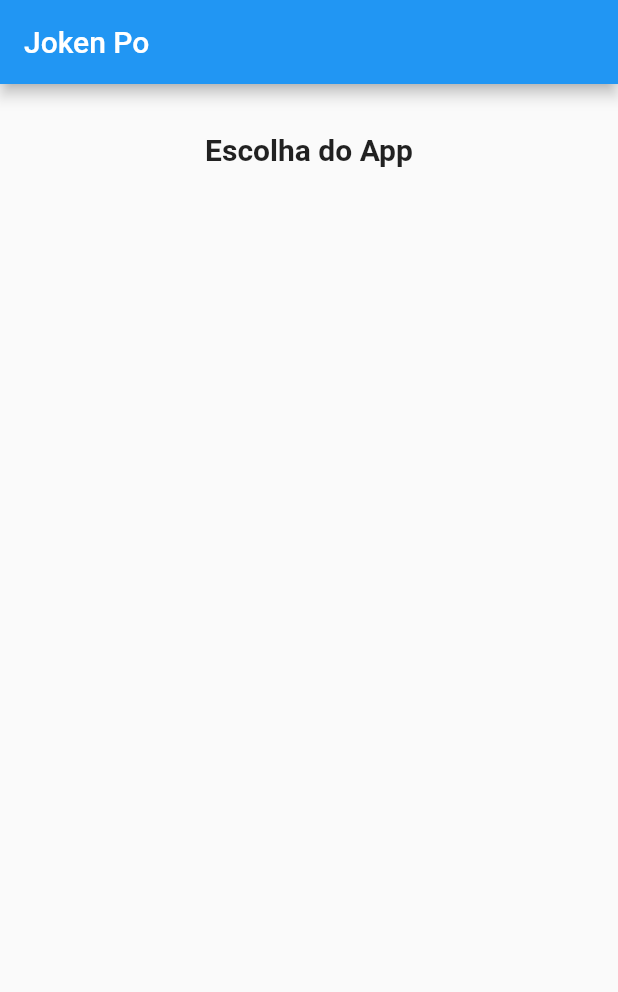
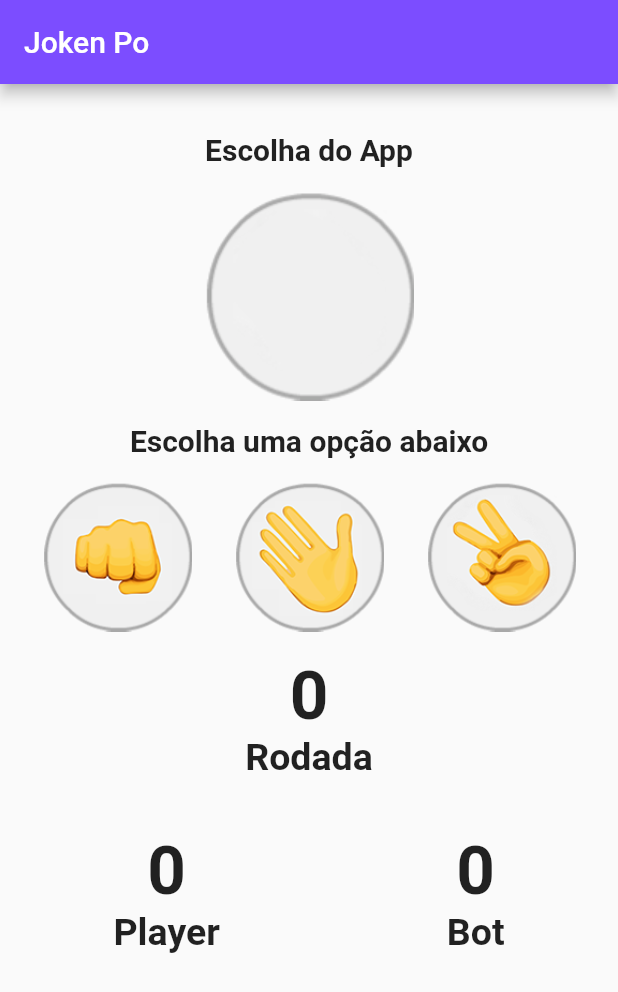
Before and after one commit to DanielBrisch/JokenPo, a Flutter app: the screen it shows after launch, on a phone screen of 412 x 824 dp. Shown: the top 992 px of the screen. Run offline on Flutter 3.47's test engine with Material 2 defaults, Android fonts, the phone set to English and light mode, and no system bars.

Commit message:
app finalizado e com sistema de pontuacao

```diff
--- a/lib/Jogo.dart
+++ b/lib/Jogo.dart
@@ -1,4 +1,5 @@
 import 'package:flutter/material.dart';
+import 'dart:math';
 
 class Jogo extends StatefulWidget {
   const Jogo({super.key});
@@ -8,14 +9,74 @@ class Jogo extends StatefulWidget {
 }
 
 class _JogoState extends State<Jogo> {
+
+  var _imagemApp = AssetImage("img/padrao.png");
+  var _mensagem = "Escolha uma opção abaixo";
+  var _pontosBot = 0;
+  var _pontosUser = 0;
+  var _jogadas = 0;
+
+  void _opcaoSelecionada(String escolhaUsuario) {
+    var opcoes = ["pedra", "papel", "tesoura"];
+    var numero = Random().nextInt(3);
+    var escolhaApp = opcoes[numero];
+
+    switch(escolhaApp){
+      case "pedra" :
+        setState(() {
+          this._imagemApp = AssetImage("img/pedra.png");
+        });
+        break;
+      case "papel" :
+        setState(() {
+          this._imagemApp = AssetImage("img/papel.png");
+        });
+        break;
+      case "tesoura" :
+        setState(() {
+          this._imagemApp = AssetImage("img/tesoura.png");
+        });
+        break;
+    }
+
+    if (
+        (escolhaUsuario == "pedra" && escolhaApp == "tesoura") ||
+        (escolhaUsuario == "tesoura" && escolhaApp == "papel") ||
+        (escolhaUsuario == "papel" && escolhaApp == "pedra")
+    ) {
+      setState(() {
+        this._mensagem = "Parabéns!!! Você Ganhou :)";
+        _pontosUser += 1;
+        _jogadas += 1;
+      });
+    } else if (
+      (escolhaUsuario == "tesoura" && escolhaApp == "pedra") ||
+      (escolhaUsuario == "papel" && escolhaApp == "tesoura") ||
+      (escolhaUsuario == "pedra" && escolhaApp == "papel")
+    ) {
+      setState(() {
+        this._mensagem = "Você Perdeu :(";
+        _pontosBot += 1;
+        _jogadas += 1;
+      });
+    } else {
+      setState(() {
+        this._mensagem = "Empate!!!!";
+        _jogadas += 1;
+      });
+    }
+
+  }
+
   @override
   Widget build(BuildContext context) {
     return Scaffold(
       appBar: AppBar(
         title: Text("Joken Po"),
+        backgroundColor: Colors.deepPurpleAccent,
       ),
       body: Column(
-        crossAxisAlignment: CrossAxisAlignment.stretch,
+        crossAxisAlignment: CrossAxisAlignment.center,
         children: [
           Padding(padding: EdgeInsets.only(top: 32, bottom: 16),
           child: Text(
@@ -26,7 +87,93 @@ class _JogoState extends State<Jogo> {
               fontWeight: FontWeight.bold
             ),
           ),
-          )
+          ),
+          Image(image: this._imagemApp),
+          Padding(
+              padding: EdgeInsets.only(top:15, bottom: 16),
+              child: Text(
+                this._mensagem,
+              textAlign: TextAlign.center,
+              style: TextStyle(
+                fontSize: 20,
+                fontWeight: FontWeight.bold
+                ),
+              ),
+          ),
+          Row(
+            mainAxisAlignment: MainAxisAlignment.spaceEvenly,
+            children: [
+              GestureDetector(
+                onTap: () => _opcaoSelecionada("pedra"),
+                child: Image.asset('img/pedra.png', height: 100,),
+              ),
+              GestureDetector(
+                onTap: () => _opcaoSelecionada("papel"),
+                child: Image.asset('img/papel.png', height: 100),
+              ),
+              GestureDetector(
+                onTap: () => _opcaoSelecionada("tesoura"),
+                child: Image.asset('img/tesoura.png', height: 100),
+              )
+            ],
+          ),
+          Center(
+            child: Padding(
+              padding: EdgeInsets.only(bottom: 16),)
+          ),
+          Column(
+            children: [
+              Text(_jogadas.toString(),
+                textAlign: TextAlign.center,
+                style: TextStyle(
+                    fontSize: 45,
+                    fontWeight: FontWeight.bold
+                ),),
+              Text("Rodada",
+              textAlign: TextAlign.center,
+              style: TextStyle(
+                fontSize: 25,
+                fontWeight: FontWeight.bold,
+              ),)
+            ],
+          ),
+          Padding(
+              padding: EdgeInsets.only(top: 35),),
+          Row(
+            mainAxisAlignment: MainAxisAlignment.spaceAround,
+            children: [
+              Column(
+                children: [
+                  Text(_pontosUser.toString(),
+                    textAlign: TextAlign.center,
+                    style: TextStyle(
+                        fontSize: 45,
+                      fontWeight: FontWeight.bold,
+                    ),),
+                  Text("Player",
+                      style: TextStyle(
+                        fontSize: 25,
+                        fontWeight: FontWeight.bold,
+                      ),),
+                ],
+              ),
+              Column(
+                children: [
+                  Text(_pontosBot.toString(),
+                    textAlign: TextAlign.center,
+                    style: TextStyle(
+                        fontSize: 45,
+                        fontWeight: FontWeight.bold,
+                    ),),
+                  Text("Bot",
+                  style: TextStyle(
+                    fontSize: 25,
+                    fontWeight: FontWeight.bold,
+                  ),),
+                ],
+              ),
+            ],
+          ),
         ],
       ),
     );
--- a/pubspec.yaml
+++ b/pubspec.yaml
@@ -63,6 +63,7 @@ flutter:
   #   - images/a_dot_burr.jpeg
   #   - images/a_dot_ham.jpeg
   assets:
+    - img/logo.png
     - img/padrao.png
     - img/papel.png
     - img/pedra.png
```
Also changed, not shown: img/logo.png (added).
